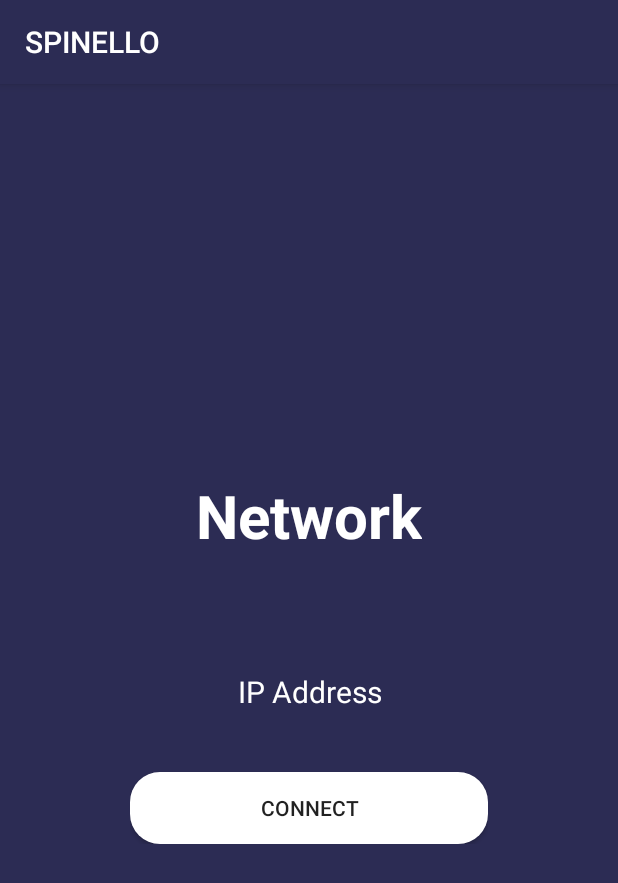
After one commit to nda111/Spinello, an Android app: the AddressActivity screen opened directly, with no data from a screen before it, on a phone screen of 412 x 824 dp. The commit adds this screen. Shown: the top 883 px of the screen. Run offline under Robolectric (Android 15) with nearby library versions, the phone set to English and light mode, and no system bars.

Commit message:
IP Settings

```diff
--- a/app/src/main/AndroidManifest.xml
+++ b/app/src/main/AndroidManifest.xml
@@ -7,7 +7,7 @@
     <uses-permission android:name="android.permission.BLUETOOTH" />
     <uses-permission android:name="android.permission.ACCESS_COARSE_LOCATION" />
     <uses-permission android:name="android.permission.ACCESS_FINE_LOCATION" />
-    <uses-permission android:name="android.permission.INTERNET"/>
+    <uses-permission android:name="android.permission.INTERNET" />
 
     <application
         android:allowBackup="true"
@@ -16,7 +16,8 @@
         android:roundIcon="@mipmap/ic_launcher_round"
         android:supportsRtl="true"
         android:theme="@style/AppTheme">
-        <activity android:name=".RegisterActivity"></activity>
+        <activity android:name=".AddressActivity"></activity>
+        <activity android:name=".RegisterActivity" />
         <activity android:name=".LoginActivity" />
         <activity
             android:name=".SettingActivity"
--- /dev/null
+++ b/app/src/main/java/com/project/spinelloapp/AddressActivity.java
@@ -0,0 +1,51 @@
+package com.project.spinelloapp;
+
+import androidx.appcompat.app.AppCompatActivity;
+
+import android.content.Intent;
+import android.content.SharedPreferences;
+import android.os.Bundle;
+import android.view.View;
+import android.widget.Button;
+import android.widget.EditText;
+import android.widget.Toast;
+
+public class AddressActivity extends AppCompatActivity {
+
+    EditText address;
+    Button connect;
+    SharedPreferences pref;
+    SharedPreferences.Editor edit;
+
+    @Override
+    protected void onCreate(Bundle savedInstanceState) {
+        super.onCreate(savedInstanceState);
+        setContentView(R.layout.activity_address);
+
+        address = findViewById(R.id.address);
+        connect = findViewById(R.id.btn_connect);
+
+        pref=getSharedPreferences("IP",0);
+        edit = pref.edit();
+
+        connect.setOnClickListener(new View.OnClickListener() {
+            @Override
+            public void onClick(View v) {
+
+                if(address.getText().toString().length()!=0){
+                    edit.clear();
+                    edit.putString("IP",address.getText().toString());
+                    edit.apply();
+                    Toast.makeText(AddressActivity.this, pref.getString("IP", String.valueOf(0)).toString()+"에 연결되었습니다.", Toast.LENGTH_SHORT).show();
+                    Intent intent = new Intent(AddressActivity.this, MainActivity.class);
+                    startActivity(intent);
+                }else{
+                    Toast.makeText(AddressActivity.this, "IP 주소를 다시 입력해주세요.", Toast.LENGTH_SHORT).show();
+                }
+
+
+
+            }
+        });
+    }
+}
--- a/app/src/main/java/com/project/spinelloapp/LoginActivity.java
+++ b/app/src/main/java/com/project/spinelloapp/LoginActivity.java
@@ -59,7 +59,7 @@ public class LoginActivity extends AppCompatActivity implements GoogleApiClient.
                             @Override
                             public void onComplete(@NonNull Task<AuthResult> task) {
                                 if (task.isSuccessful()) {
-                                    Intent intent = new Intent(LoginActivity.this, MainActivity.class);
+                                    Intent intent = new Intent(LoginActivity.this, AddressActivity.class);
                                     startActivity(intent);
                                 } else {
                                     Toast.makeText(LoginActivity.this, "로그인 오류", Toast.LENGTH_SHORT).show();
@@ -120,7 +120,7 @@ public class LoginActivity extends AppCompatActivity implements GoogleApiClient.
                             Toast.makeText(LoginActivity.this, "인증 실패", Toast.LENGTH_SHORT).show();
                         }else{
                             Toast.makeText(LoginActivity.this, "구글 로그인 인증 성공", Toast.LENGTH_SHORT).show();
-                            Intent intent = new Intent(getApplicationContext(), MainActivity.class);
+                            Intent intent = new Intent(getApplicationContext(), AddressActivity.class);
                             startActivity(intent);
                             finish();
                         }
--- /dev/null
+++ b/app/src/main/res/layout/activity_address.xml
@@ -0,0 +1,53 @@
+<?xml version="1.0" encoding="utf-8"?>
+<LinearLayout xmlns:android="http://schemas.android.com/apk/res/android"
+    android:layout_width="match_parent"
+    android:layout_height="match_parent"
+    android:background="#2c2c54"
+    android:gravity="center"
+    android:orientation="vertical"
+    android:layout_gravity="center_vertical"
+    android:padding="100px">
+
+    <TextView
+        android:layout_width="wrap_content"
+        android:layout_height="wrap_content"
+        android:textSize="40dp"
+        android:text="Network"
+        android:textColor="@android:color/white"
+        android:textStyle="bold"
+        android:layout_marginBottom="100px"
+        />
+
+    <LinearLayout
+        android:layout_width="fill_parent"
+        android:layout_height="wrap_content"
+        android:layout_gravity="center"
+        android:orientation="vertical"
+        android:paddingLeft="20dp"
+        android:paddingRight="20dp">
+
+        <EditText
+            android:id="@+id/address"
+            android:layout_width="fill_parent"
+            android:layout_height="wrap_content"
+            android:layout_marginBottom="10dp"
+            android:inputType="textCapWords"
+            android:hint="IP Address"
+            android:textColorHint="@android:color/white"
+            android:background="@android:color/transparent"
+            android:textColor="@android:color/white"
+            android:padding="10dp"
+            android:textSize="20dp"/>
+
+        <Button
+            android:id="@+id/btn_connect"
+            android:layout_width="fill_parent"
+            android:layout_height="wrap_content"
+            android:layout_marginTop="20dip"
+            android:text="CONNECT"
+            android:background="@drawable/button_style"/>
+
+
+    </LinearLayout>
+
+</LinearLayout>
```
Also changed, not shown: app/src/main/res/drawable/edittext_style.xml (added, +16 -0 lines).
